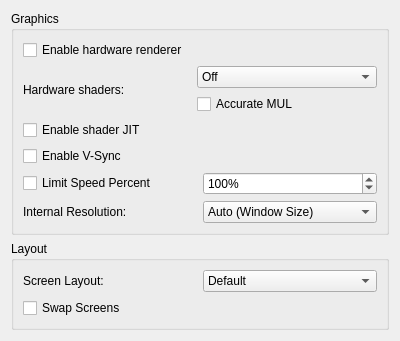
Before: the Qt Designer form src/citra_qt/configuration/configure_graphics.ui in nanoxas/citra, drawn with Qt 5.
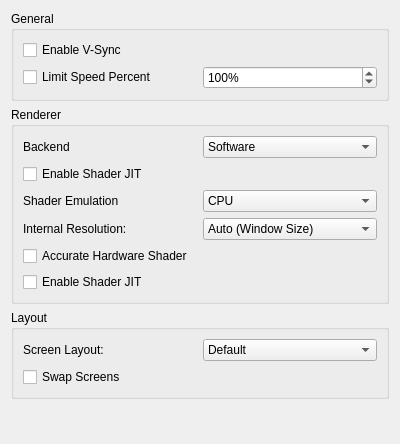
After: the same form once the commit is applied.

Diff of the .ui file:
```diff
--- a/src/citra_qt/configuration/configure_graphics.ui
+++ b/src/citra_qt/configuration/configure_graphics.ui
@@ -7,7 +7,7 @@
     <x>0</x>
     <y>0</y>
     <width>400</width>
-    <height>300</height>
+    <height>444</height>
    </rect>
   </property>
   <property name="windowTitle">
@@ -19,64 +19,9 @@
      <item>
       <widget class="QGroupBox" name="groupBox">
        <property name="title">
-        <string>Graphics</string>
+        <string>General</string>
        </property>
        <layout class="QVBoxLayout" name="verticalLayout_2">
-        <item>
-         <widget class="QCheckBox" name="toggle_hw_renderer">
-          <property name="text">
-           <string>Enable hardware renderer</string>
-          </property>
-         </widget>
-        </item>
-        <item>
-         <layout class="QHBoxLayout" name="horizontalLayout_5">
-          <item>
-           <widget class="QLabel" name="label2">
-            <property name="text">
-             <string>Hardware shaders: </string>
-            </property>
-           </widget>
-          </item>
-          <item>
-           <layout class="QVBoxLayout" name="verticalLayout_5">
-            <item>
-             <widget class="QComboBox" name="hw_shaders">
-              <item>
-               <property name="text">
-                <string>Off</string>
-               </property>
-              </item>
-              <item>
-               <property name="text">
-                <string>Vertex Shaders</string>
-               </property>
-              </item>
-              <item>
-               <property name="text">
-                <string>Vertex + Geometry Shaders</string>
-               </property>
-              </item>
-             </widget>
-            </item>
-            <item>
-             <widget class="QCheckBox" name="accurate_mul">
-              <property name="text">
-               <string>Accurate MUL</string>
-              </property>
-             </widget>
-            </item>
-           </layout>
-          </item>
-         </layout>
-        </item>
-        <item>
-         <widget class="QCheckBox" name="toggle_shader_jit">
-          <property name="text">
-           <string>Enable shader JIT</string>
-          </property>
-         </widget>
-        </item>
         <item>
          <widget class="QCheckBox" name="toggle_vsync">
           <property name="text">
@@ -111,6 +56,117 @@
           </item>
          </layout>
         </item>
+       </layout>
+      </widget>
+     </item>
+    </layout>
+   </item>
+   <item>
+    <widget class="QGroupBox" name="groupBox_2">
+     <property name="title">
+      <string>Renderer</string>
+     </property>
+     <layout class="QVBoxLayout" name="verticalLayout_6">
+      <item>
+       <layout class="QHBoxLayout" name="horizontalLayout_6">
+        <item>
+         <widget class="QLabel" name="label_2">
+          <property name="text">
+           <string>Backend</string>
+          </property>
+         </widget>
+        </item>
+        <item>
+         <widget class="QComboBox" name="renderer_comboBox">
+          <item>
+           <property name="text">
+            <string>Software</string>
+           </property>
+          </item>
+          <item>
+           <property name="text">
+            <string>OpenGL</string>
+           </property>
+          </item>
+         </widget>
+        </item>
+       </layout>
+      </item>
+      <item>
+       <widget class="QWidget" name="software_render_group" native="true">
+        <layout class="QVBoxLayout" name="verticalLayout_9">
+         <property name="leftMargin">
+          <number>0</number>
+         </property>
+         <property name="topMargin">
+          <number>0</number>
+         </property>
+         <property name="rightMargin">
+          <number>0</number>
+         </property>
+         <property name="bottomMargin">
+          <number>0</number>
+         </property>
+         <item>
+          <widget class="QCheckBox" name="software_shader_jit">
+           <property name="text">
+            <string>Enable Shader JIT</string>
+           </property>
+          </widget>
+         </item>
+        </layout>
+       </widget>
+      </item>
+      <item>
+       <widget class="QWidget" name="opengl_render_group" native="true">
+        <layout class="QVBoxLayout" name="verticalLayout_7">
+         <property name="spacing">
+          <number>6</number>
+         </property>
+         <property name="leftMargin">
+          <number>0</number>
+         </property>
+         <property name="topMargin">
+          <number>0</number>
+         </property>
+         <property name="rightMargin">
+          <number>0</number>
+         </property>
+         <property name="bottomMargin">
+          <number>0</number>
+         </property>
+         <item>
+          <layout class="QVBoxLayout" name="verticalLayout_8">
+           <item>
+            <layout class="QHBoxLayout" name="horizontalLayout_5">
+             <item>
+              <widget class="QLabel" name="label2">
+               <property name="text">
+                <string>Shader Emulation</string>
+               </property>
+              </widget>
+             </item>
+             <item>
+              <widget class="QComboBox" name="hw_shaders">
+               <item>
+                <property name="text">
+                 <string>CPU</string>
+                </property>
+               </item>
+               <item>
+                <property name="text">
+                 <string>GPU (Partial)</string>
+                </property>
+               </item>
+               <item>
+                <property name="text">
+                 <string>GPU (Full)</string>
+                </property>
+               </item>
+              </widget>
+             </item>
+            </layout>
+           </item>
         <item>
          <layout class="QHBoxLayout" name="horizontalLayout">
           <item>
@@ -181,10 +237,27 @@
           </item>
          </layout>
         </item>
-       </layout>
+           <item>
+            <widget class="QCheckBox" name="accurate_hardware_shader">
+             <property name="text">
+              <string>Accurate Hardware Shader</string>
+             </property>
+            </widget>
+           </item>
+           <item>
+            <widget class="QCheckBox" name="opengl_shader_jit">
+             <property name="text">
+              <string>Enable Shader JIT</string>
+             </property>
+            </widget>
+           </item>
+          </layout>
+         </item>
+        </layout>
       </widget>
      </item>
     </layout>
+    </widget>
    </item>
    <item>
     <widget class="QGroupBox" name="layoutBox">
```
Left out of the diff: 9 changed lines with no effect on the pictures. Lines whose indentation alone changed are shown as unchanged.
